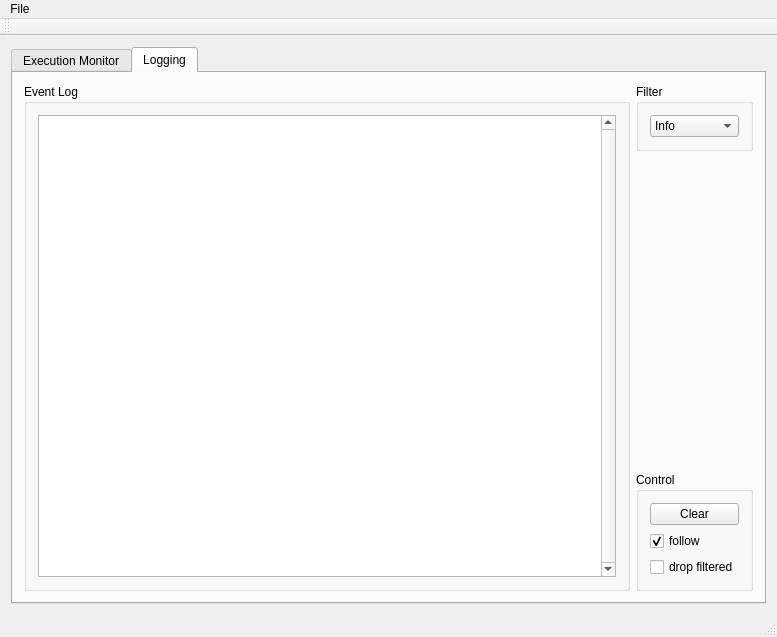
Above: trunk/sdpa-gui/sdpa-gui/monitorwindow.ui from cc-hpc-itwm/gpispace before the change. Below: the same form after it.
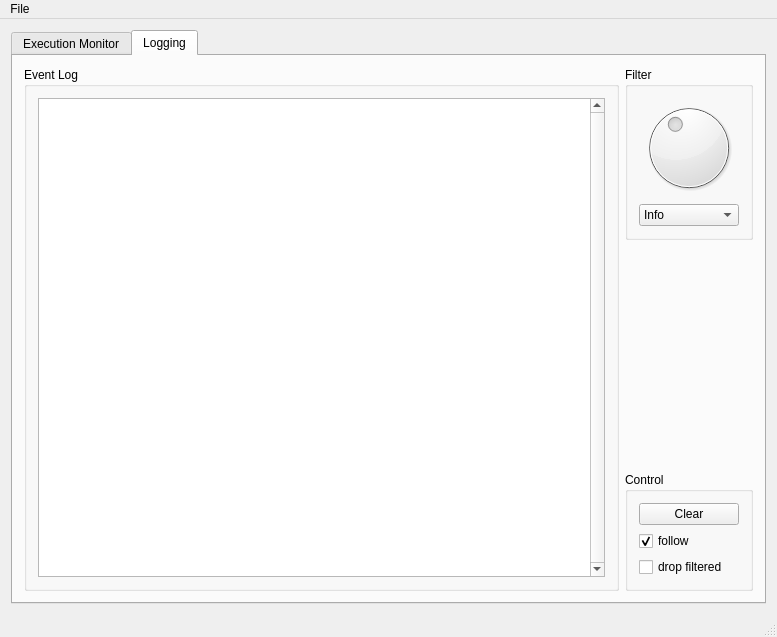
That is the form after the change. The open tabs and pages were chosen to show the change.

Commit message: added dial in addition to filter combobox

```diff
--- a/trunk/sdpa-gui/sdpa-gui/monitorwindow.ui
+++ b/trunk/sdpa-gui/sdpa-gui/monitorwindow.ui
@@ -15,7 +15,7 @@
   </property>
   <widget class="QWidget" name="centralWidget">
    <layout class="QGridLayout" name="gridLayout">
-    <item row="1" column="0">
+    <item row="0" column="0">
      <widget class="QTabWidget" name="tabWidget">
       <property name="currentIndex">
        <number>0</number>
@@ -238,6 +238,28 @@
              <string>Filter</string>
             </property>
             <layout class="QVBoxLayout" name="verticalLayout_3">
+             <item>
+              <widget class="QDial" name="log_filter_dial">
+               <property name="maximum">
+                <number>5</number>
+               </property>
+               <property name="value">
+                <number>2</number>
+               </property>
+               <property name="sliderPosition">
+                <number>2</number>
+               </property>
+               <property name="orientation">
+                <enum>Qt::Horizontal</enum>
+               </property>
+               <property name="invertedAppearance">
+                <bool>false</bool>
+               </property>
+               <property name="invertedControls">
+                <bool>false</bool>
+               </property>
+              </widget>
+             </item>
              <item>
               <widget class="QComboBox" name="m_level_filter_selector">
                <property name="toolTip">
@@ -363,17 +385,6 @@
    </widget>
    <addaction name="menuFile"/>
   </widget>
-  <widget class="QToolBar" name="mainToolBar">
-   <property name="enabled">
-    <bool>false</bool>
-   </property>
-   <attribute name="toolBarArea">
-    <enum>TopToolBarArea</enum>
-   </attribute>
-   <attribute name="toolBarBreak">
-    <bool>false</bool>
-   </attribute>
-  </widget>
   <widget class="QStatusBar" name="statusBar"/>
   <action name="actionExit">
    <property name="text">
```
Left out of the diff: 70 changed lines with no effect on the pictures.
